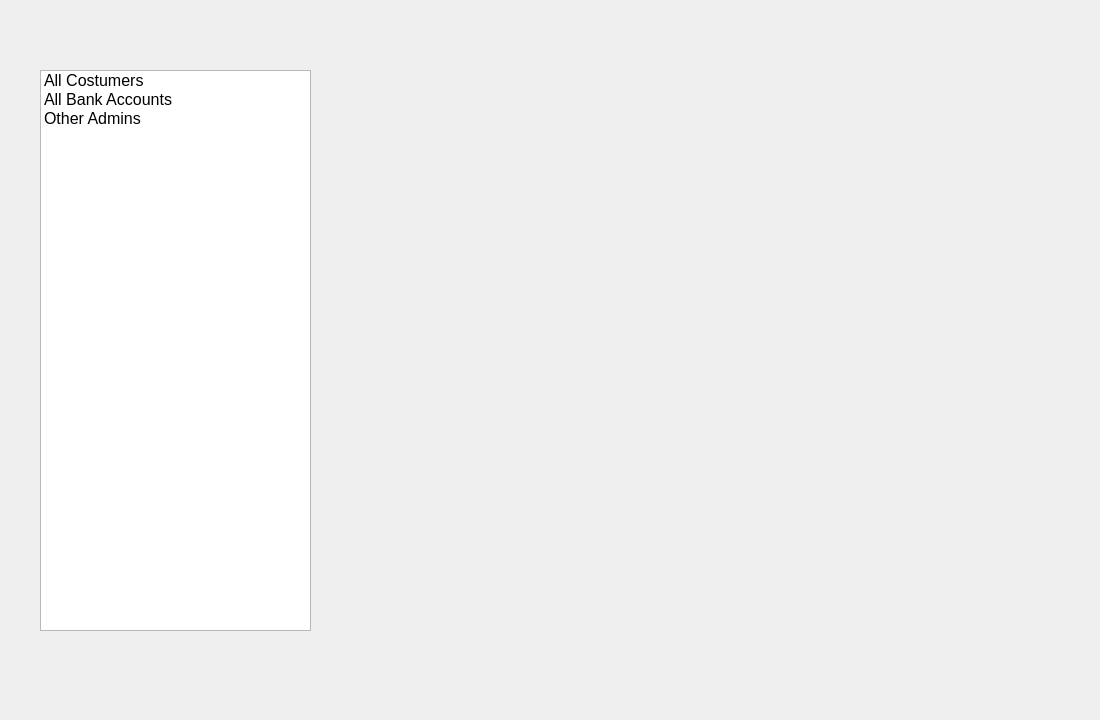
a-HA7-z/UIAP_Final, file UIAP_Final/adminpanel.ui: the form before one commit.
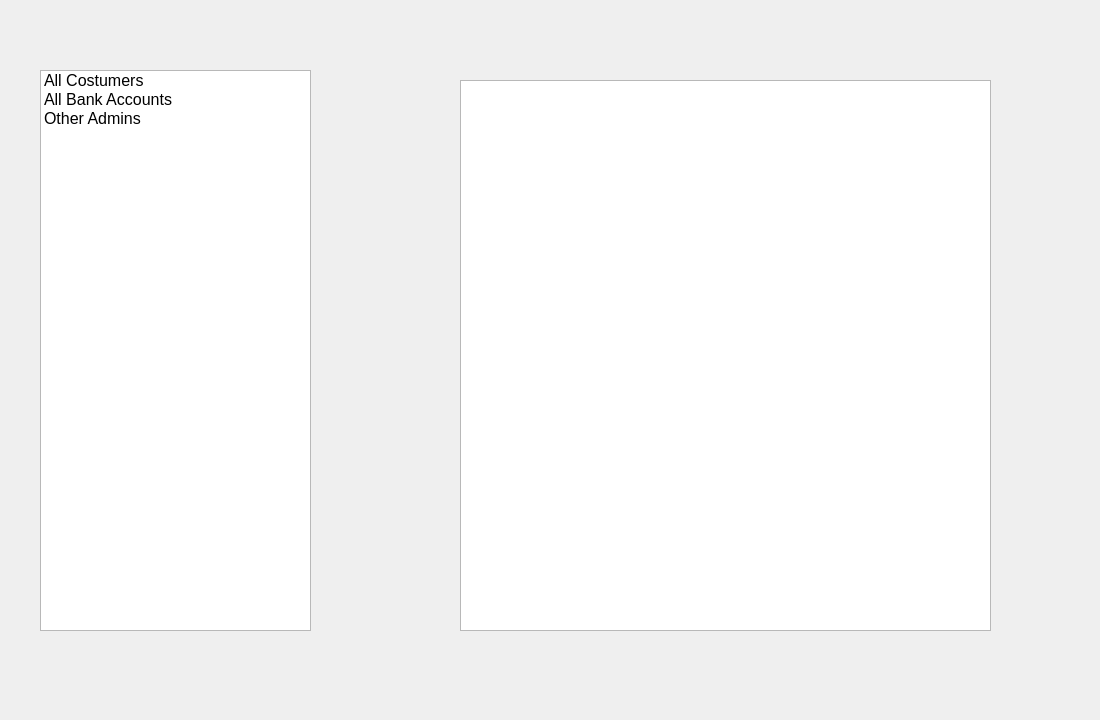
The form after the commit.

Commit message: Show other admins

The edit to the form file:
```diff
--- a/UIAP_Final/adminpanel.ui
+++ b/UIAP_Final/adminpanel.ui
@@ -95,7 +95,21 @@
      </property>
     </widget>
    </widget>
-   <widget class="QWidget" name="otherAdminsPage"/>
+   <widget class="QWidget" name="otherAdminsPage">
+    <widget class="QListWidget" name="AdminsList">
+     <property name="geometry">
+      <rect>
+       <x>0</x>
+       <y>0</y>
+       <width>531</width>
+       <height>551</height>
+      </rect>
+     </property>
+     <property name="styleSheet">
+      <string notr="true">font: 12pt &quot;Segoe UI&quot;;</string>
+     </property>
+    </widget>
+   </widget>
   </widget>
  </widget>
  <resources/>
```
The commit also changes 2 other files.
